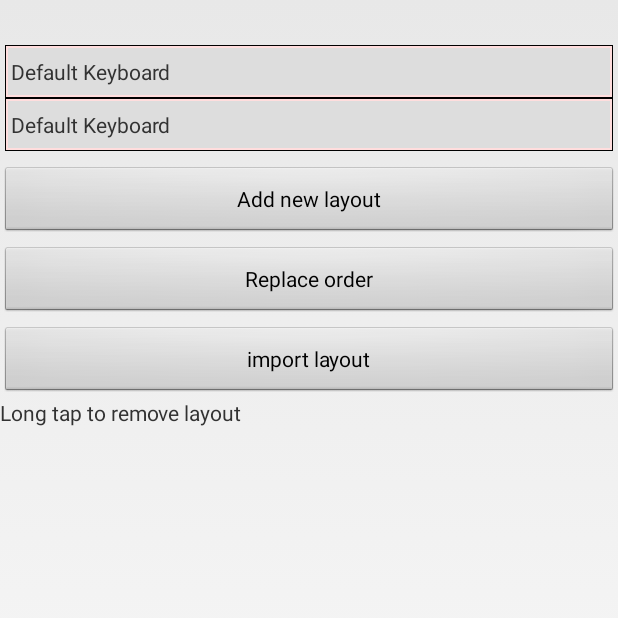
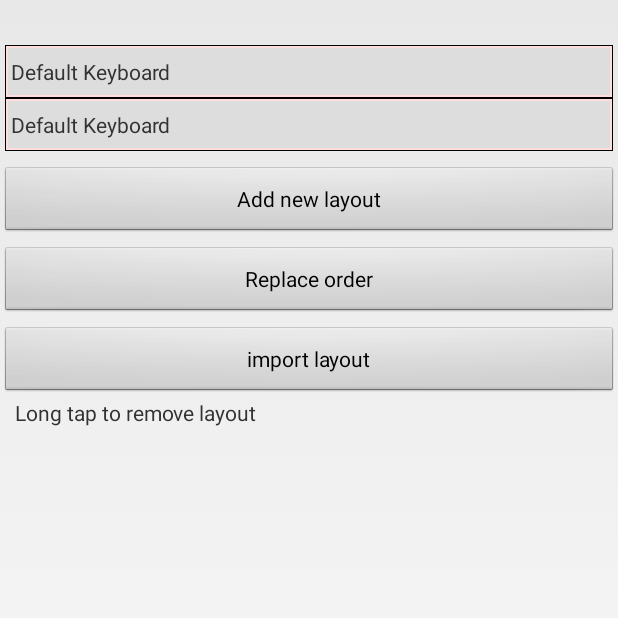
Before and after one commit to Boronare/CustomDragKeyboard, an Android app: the KeySettingSelectActivity screen opened directly, with no data from a screen before it, after a tap on "Add new layout", on a phone screen of 412 x 824 dp, the top half of it. Run offline under Robolectric (Android 15) with nearby library versions, the phone set to English and light mode, and no system bars; network calls fail.

Commit message:
0604 저장

```diff
--- a/app/src/main/java/org/dyndns/fules/ck/KeySettingSelectActivity.java
+++ b/app/src/main/java/org/dyndns/fules/ck/KeySettingSelectActivity.java
@@ -135,6 +135,7 @@ public class KeySettingSelectActivity extends Activity {
 
         @Override
         public void onListItemLongClick(int position) {
+
             final int pos = position;
             String[] yesno = getResources().getStringArray(R.array.yesno);
             Log.i("TEST::","Long event 됬음. get() is " + mItems.get(position));
@@ -326,6 +327,9 @@ public class KeySettingSelectActivity extends Activity {
         else if(requestCode == 1 && resultCode ==1 && data!=null) { //세부 레이아웃 변경 후 저장
             recreate();
         }
+        else if(requestCode == 2 && resultCode ==2 && data!=null) { //레이아웃 import
+            recreate();
+        }
     }
 
 }
--- a/app/src/main/java/org/dyndns/fules/ck/LayoutImportActivity.java
+++ b/app/src/main/java/org/dyndns/fules/ck/LayoutImportActivity.java
@@ -5,6 +5,7 @@ import android.app.AlertDialog;
 import android.app.ListActivity;
 import android.content.Context;
 import android.content.DialogInterface;
+import android.content.Intent;
 import android.os.Environment;
 import android.support.v7.app.AppCompatActivity;
 import android.os.Bundle;
@@ -124,6 +125,8 @@ public class LayoutImportActivity extends ListActivity {
                 oos.writeObject(kbdList);
                 oos.close();
                 Toast.makeText(this, R.string.import_success, Toast.LENGTH_SHORT).show();
+                Intent intent = new Intent(LayoutImportActivity.this, KeySettingSelectActivity.class);
+                setResult(2, intent);
                 finish();
             } catch(FileNotFoundException e) {
                 Log.i("TEST::","error1");
--- /dev/null
+++ b/app/src/main/res/drawable/layer1.xml
@@ -0,0 +1,17 @@
+<?xml version="1.0" encoding="utf-8"?>
+<layer-list xmlns:android="http://schemas.android.com/apk/res/android" >
+
+    <item>
+        <shape android:shape="rectangle">
+            <stroke android:width="1dp" android:color="#FF000000" />
+            <solid android:color="#FFFFA300" />
+        </shape>
+    </item>
+
+    <item android:top="1dp" android:bottom="1dp" android:left="1dp" android:right="1dp">
+        <shape android:shape="rectangle">
+            <stroke android:width="1dp" android:color="#FFFFDDDD" />
+            <solid android:color="#00000000" />
+        </shape>
+    </item>
+</layer-list>
--- /dev/null
+++ b/app/src/main/res/drawable/layer2.xml
@@ -0,0 +1,17 @@
+<?xml version="1.0" encoding="utf-8"?>
+<layer-list xmlns:android="http://schemas.android.com/apk/res/android" >
+
+    <item>
+        <shape android:shape="rectangle">
+            <stroke android:width="1dp" android:color="#FF000000" />
+            <solid android:color="#FFDDDDDD" />
+        </shape>
+    </item>
+
+    <item android:top="1dp" android:bottom="1dp" android:left="1dp" android:right="1dp">
+        <shape android:shape="rectangle">
+            <stroke android:width="1dp" android:color="#FFFFDDDD" />
+            <solid android:color="#00000000" />
+        </shape>
+    </item>
+</layer-list>
--- /dev/null
+++ b/app/src/main/res/drawable/layer3.xml
@@ -0,0 +1,17 @@
+<?xml version="1.0" encoding="utf-8"?>
+<layer-list xmlns:android="http://schemas.android.com/apk/res/android" >
+
+    <item>
+        <shape android:shape="rectangle">
+            <stroke android:width="1dp" android:color="#FF000000" />
+            <solid android:color="#FFDDDDDD" />
+        </shape>
+    </item>
+
+    <item android:top="1dp" android:bottom="1dp" android:left="1dp" android:right="1dp">
+        <shape android:shape="rectangle">
+            <stroke android:width="1dp" android:color="#FFFFDDDD" />
+            <solid android:color="#00000000" />
+        </shape>
+    </item>
+</layer-list>
--- a/app/src/main/res/drawable/textview_border.xml
+++ b/app/src/main/res/drawable/textview_border.xml
@@ -1,17 +1,15 @@
-<?xml version="1.0" encoding="utf-8"?>
-<layer-list xmlns:android="http://schemas.android.com/apk/res/android" >
+<selector
+    xmlns:android="http://schemas.android.com/apk/res/android">
 
-    <item>
-        <shape android:shape="rectangle">
-            <stroke android:width="1dp" android:color="#FF000000" />
-            <solid android:color="#FFDDDDDD" />
-        </shape>
+    <item android:state_pressed="true" android:drawable="@drawable/layer1"> <!-- 클릭시 -->
+
     </item>
 
-    <item android:top="1dp" android:bottom="1dp" android:left="1dp" android:right="1dp">
-        <shape android:shape="rectangle">
-            <stroke android:width="1dp" android:color="#FFFFDDDD" />
-            <solid android:color="#00000000" />
-        </shape>
+    <item android:state_focused="true" android:drawable="@drawable/layer2">
+
     </item>
-</layer-list>
+
+    <item android:drawable="@drawable/layer3"> <!-- 평상시 -->
+
+    </item>
+</selector>
--- a/app/src/main/res/layout/activity_key_setting_select.xml
+++ b/app/src/main/res/layout/activity_key_setting_select.xml
@@ -1,11 +1,13 @@
 <?xml version="1.0" encoding="utf-8"?>
-<LinearLayout xmlns:android="http://schemas.android.com/apk/res/android"
-    xmlns:app="http://schemas.android.com/apk/res-auto"
+<ScrollView xmlns:android="http://schemas.android.com/apk/res/android"
     xmlns:tools="http://schemas.android.com/tools"
     android:layout_width="match_parent"
+    android:layout_height="wrap_content"
+    tools:context=".KeySettingSelectActivity">
+    <LinearLayout
+        android:layout_width="match_parent"
         android:layout_height="match_parent"
-    android:orientation="vertical"
-    tools:context=".KeySettingSelectActivity">
+        android:orientation="vertical">
 
         <android.support.v7.widget.RecyclerView
             android:layout_width="match_parent"
@@ -39,6 +41,9 @@
             android:id="@+id/textView5"
             android:layout_width="match_parent"
             android:layout_height="wrap_content"
+            android:layout_marginLeft="10dp"
             android:text="@string/inform_select" />
 
     </LinearLayout>
+
+</ScrollView>
--- a/app/src/main/res/layout/activity_key_setting_select_swap.xml
+++ b/app/src/main/res/layout/activity_key_setting_select_swap.xml
@@ -1,11 +1,14 @@
 <?xml version="1.0" encoding="utf-8"?>
-<LinearLayout xmlns:android="http://schemas.android.com/apk/res/android"
-    xmlns:app="http://schemas.android.com/apk/res-auto"
+<ScrollView xmlns:android="http://schemas.android.com/apk/res/android"
     xmlns:tools="http://schemas.android.com/tools"
     android:layout_width="match_parent"
+    android:layout_height="wrap_content"
+    tools:context=".KeySettingSelectSwapActivity">
+    <LinearLayout
+        android:layout_width="match_parent"
         android:layout_height="match_parent"
-    android:orientation="vertical"
-    tools:context=".KeySettingSelectSwapActivity">
+        android:orientation="vertical">
+
         <android.support.v7.widget.RecyclerView
             android:layout_width="match_parent"
             android:layout_height="wrap_content"
@@ -25,5 +28,9 @@
             android:id="@+id/textView6"
             android:layout_width="match_parent"
             android:layout_height="wrap_content"
+            android:layout_marginLeft="10dp"
             android:text="@string/inform_swap" />
+
     </LinearLayout>
+
+</ScrollView>
```
Lines whose indentation alone changed are shown as unchanged.
